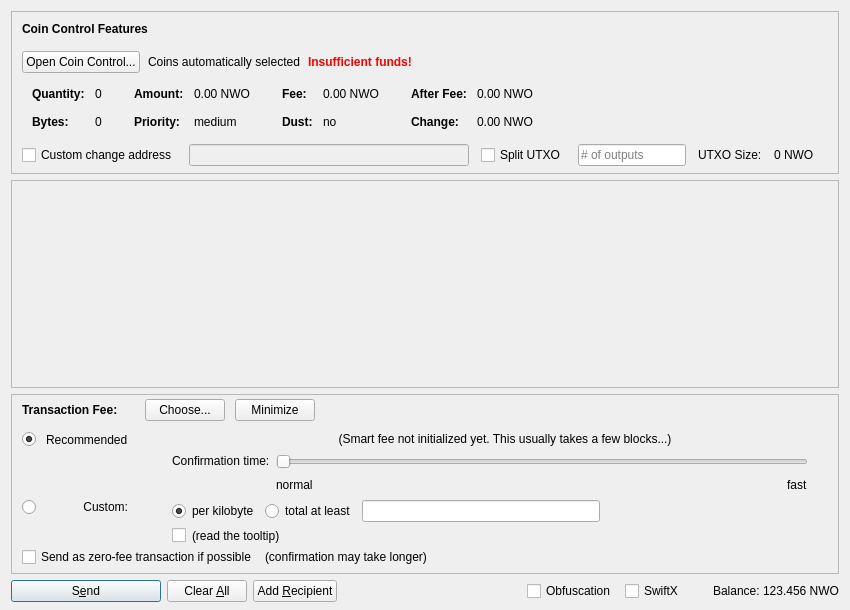
Old version of the form src/qt/forms/sendcoinsdialog.ui in the repository MotoAcidic/BaseSource.
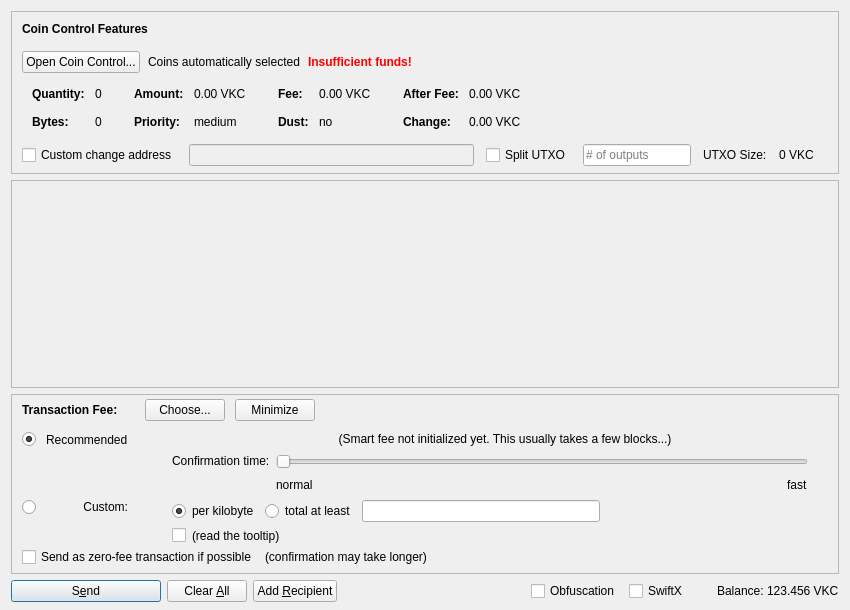
New version of the form. Icons and pictures are not drawn. Custom widgets are drawn as their Qt base class.

What changed in the file:
```diff
--- a/src/qt/forms/sendcoinsdialog.ui
+++ b/src/qt/forms/sendcoinsdialog.ui
@@ -324,7 +324,7 @@
                   <enum>Qt::ActionsContextMenu</enum>
                  </property>
                  <property name="text">
-                  <string notr="true">0.00 NWO</string>
+                  <string notr="true">0.00 VKC</string>
                  </property>
                  <property name="textInteractionFlags">
                   <set>Qt::LinksAccessibleByMouse|Qt::TextSelectableByKeyboard|Qt::TextSelectableByMouse</set>
@@ -404,7 +404,7 @@
                   <enum>Qt::ActionsContextMenu</enum>
                  </property>
                  <property name="text">
-                  <string notr="true">0.00 NWO</string>
+                  <string notr="true">0.00 VKC</string>
                  </property>
                  <property name="textInteractionFlags">
                   <set>Qt::LinksAccessibleByMouse|Qt::TextSelectableByKeyboard|Qt::TextSelectableByMouse</set>
@@ -484,7 +484,7 @@
                   <enum>Qt::ActionsContextMenu</enum>
                  </property>
                  <property name="text">
-                  <string notr="true">0.00 NWO</string>
+                  <string notr="true">0.00 VKC</string>
                  </property>
                  <property name="textInteractionFlags">
                   <set>Qt::LinksAccessibleByMouse|Qt::TextSelectableByKeyboard|Qt::TextSelectableByMouse</set>
@@ -513,7 +513,7 @@
                   <enum>Qt::ActionsContextMenu</enum>
                  </property>
                  <property name="text">
-                  <string notr="true">0.00 NWO</string>
+                  <string notr="true">0.00 VKC</string>
                  </property>
                  <property name="textInteractionFlags">
                   <set>Qt::LinksAccessibleByMouse|Qt::TextSelectableByKeyboard|Qt::TextSelectableByMouse</set>
@@ -594,7 +594,7 @@
           <item>
            <widget class="QLabel" name="labelBlockSize">
             <property name="text">
-             <string>0 NWO</string>
+             <string>0 VKC</string>
             </property>
            </widget>
           </item>
@@ -1435,7 +1435,7 @@
           <cursorShape>IBeamCursor</cursorShape>
          </property>
          <property name="text">
-          <string notr="true">123.456 NWO</string>
+          <string notr="true">123.456 VKC</string>
          </property>
          <property name="textInteractionFlags">
           <set>Qt::LinksAccessibleByMouse|Qt::TextSelectableByKeyboard|Qt::TextSelectableByMouse</set>
```
Left out of the diff: 16 changed lines with no effect on the pictures.
